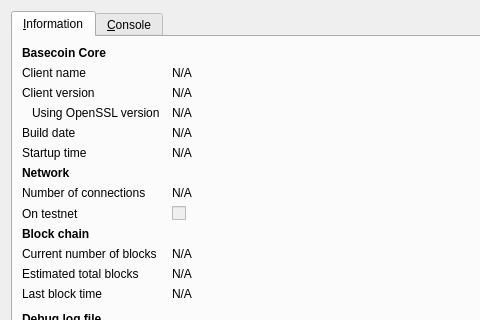
This is src/qt/forms/rpcconsole.ui in bruteforceworker/testko2 as Qt 5 draws it before an edit; both pictures show x 0 to 480 and y 0 to 320 of the 740 by 450 pixel window. The edited form follows.
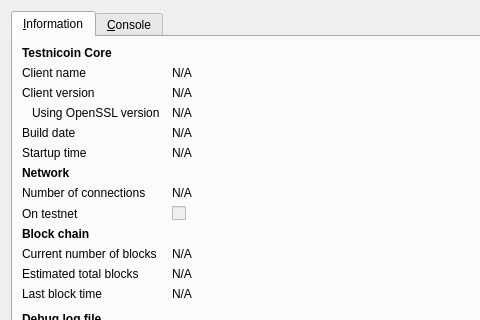
This is the edited form. Icons and pictures are not drawn.

```diff
--- a/src/qt/forms/rpcconsole.ui
+++ b/src/qt/forms/rpcconsole.ui
@@ -36,7 +36,7 @@
           </font>
          </property>
          <property name="text">
-          <string>Basecoin Core</string>
+          <string>Testnicoin Core</string>
          </property>
         </widget>
        </item>
```
Left out of the diff: 6 changed lines with no effect on the pictures.
